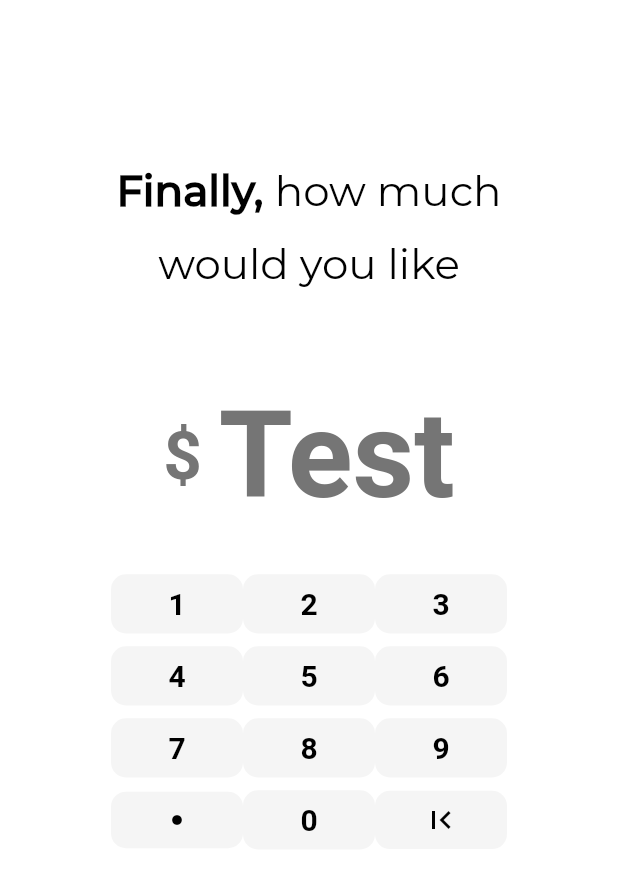
After one commit to muhnee/muhnee_app, a Flutter app: the IntroPageGoals screen opened directly, on a phone screen of 412 x 824 dp. The commit adds this screen. Shown: the top 870 px of the screen. Run offline on Flutter 3.47's test engine with Material 2 defaults, Android fonts, the phone set to English and light mode, and no system bars; our stand-ins replace awesome_dialog, bubble_bottom_bar, cloud_firestore, firebase_auth, flutter_spinkit, google_fonts and 1 more; accounts and stored records are empty; Roboto replaces fonts that are missing (SFPro).

Commit message:
Goals page updated

```diff
--- a/lib/pages/Home/ExpensePageSingleFile.dart
+++ b/lib/pages/Home/ExpensePageSingleFile.dart
@@ -98,7 +98,7 @@ class _ExpensePageSingleFileState extends State<ExpensePageSingleFile> {
                   RaisedButton(
                     shape: RoundedRectangleBorder(
                         borderRadius: BorderRadius.circular(10.0),
-                        side: BorderSide(color: Colors.grey[200])),
+                       ),
                     color: Colors.grey[100],
                     elevation: 0,
                     child: Padding(
@@ -117,7 +117,7 @@ class _ExpensePageSingleFileState extends State<ExpensePageSingleFile> {
                   RaisedButton(
                     shape: RoundedRectangleBorder(
                         borderRadius: BorderRadius.circular(10.0),
-                        side: BorderSide(color: Colors.grey[200])),
+                       ),
                     color: Colors.grey[100],
                     elevation: 0,
                     child: Padding(
--- /dev/null
+++ b/lib/pages/Intro/IntroPageGoals.dart
@@ -0,0 +1,306 @@
+import 'package:flutter/material.dart';
+import 'package:google_fonts/google_fonts.dart';
+import '../../utilities/FadeRoute.dart';
+import 'package:muhnee/utilities/ShowUp.dart';
+import 'package:muhnee/utilities/FirestoreFunctions.dart';
+import '../Home/HomePage.dart';
+import 'package:muhnee/utilities/SizeConfig.dart';
+
+var goalAmount = "Test";
+
+class IntroPageGoals extends StatefulWidget {
+  @override
+  _IntroPageGoalsState createState() => _IntroPageGoalsState();
+}
+
+class _IntroPageGoalsState extends State<IntroPageGoals> {
+  int delayAmount = 500;
+
+  @override
+  Widget build(BuildContext context) {
+    return Scaffold(
+      backgroundColor: Colors.white,
+      appBar: AppBar(
+        automaticallyImplyLeading: false,
+        elevation: 0,
+      ),
+      body: ListView(
+        children: <Widget>[
+          ShowUpText(),
+
+          AmountText(),
+
+          CustomKeyboard(),
+
+          NextButton(),
+        ],
+      ),
+    );
+  }
+
+  Widget ShowUpText() {
+    return Padding(
+      padding: EdgeInsets.only(top: 54.0, left: 22.0, right: 22.0),
+      child: Column(
+        crossAxisAlignment: CrossAxisAlignment.center,
+        children: <Widget>[
+          ShowUp(
+            child: Padding(
+              padding: EdgeInsets.only(bottom: 15.0),
+              child: Row(
+                mainAxisAlignment: MainAxisAlignment.center,
+                children: <Widget>[
+                  Text("Finally, ",
+                      style: TextStyle(
+                        fontSize: 28.0,
+                        fontWeight: FontWeight.bold,
+                        color: Colors.black,
+                      )),
+                  Text("how much",
+                      style: TextStyle(
+                        fontSize: 28.0,
+                        color: Colors.black,
+                      )),
+                ],
+              ),
+            ),
+            delay: delayAmount,
+          ),
+          ShowUpLineText("would you like", delayAmount * 2),
+          ShowUpLineText("to save every week?", delayAmount * 4),
+        ],
+      ),
+    );
+  }
+
+  Widget ShowUpLineText(lineText, delayAmountSpecific) {
+    return ShowUp(
+      child: Padding(
+        padding: EdgeInsets.only(bottom: 15.0),
+        child: Text(lineText,
+            style: TextStyle(
+              fontSize: 28.0,
+              // fontFamily: "Montserrat",
+              color: Colors.black,
+            )),
+      ),
+      delay: delayAmountSpecific,
+    );
+  }
+
+  Widget AmountText() {
+    return Container(
+        child: Center(
+          child: Wrap(
+            crossAxisAlignment: WrapCrossAlignment.center,
+            children: <Widget>[
+              Text("\$ ",
+                  style: TextStyle(
+                      fontSize: 45,
+                      fontFamily: "SFPro",
+                      fontWeight: FontWeight.bold,
+                      color: Colors.grey[600])),
+              Text(goalAmount.toString(),
+                  style: TextStyle(
+                      fontSize: 80,
+                      fontFamily: "SFPro",
+                      fontWeight: FontWeight.bold,
+                      color: Colors.grey[600])),
+            ],
+          ),
+        ),
+    );
+  }
+
+  Widget CustomKeyboard() {
+    return SizedBox(
+
+        height: SizeConfig.blockSizeVertical * 30,
+        child: Container(
+          //color: Colors.white,
+          child: Column(
+            mainAxisAlignment: MainAxisAlignment.center,
+            children: <Widget>[
+              Row(
+                mainAxisAlignment: MainAxisAlignment.center,
+                children: <Widget>[
+                  KeyboardCell("1"),
+                  KeyboardCell("2"),
+                  KeyboardCell("3"),
+                ],
+              ),
+              Row(
+                mainAxisAlignment: MainAxisAlignment.center,
+                children: <Widget>[
+                  KeyboardCell("4"),
+                  KeyboardCell("5"),
+                  KeyboardCell("6"),
+                ],
+              ),
+              Row(
+                mainAxisAlignment: MainAxisAlignment.center,
+                children: <Widget>[
+                  KeyboardCell("7"),
+                  KeyboardCell("8"),
+                  KeyboardCell("9"),
+                ],
+              ),
+              Row(
+                mainAxisAlignment: MainAxisAlignment.center,
+                children: <Widget>[
+                  RaisedButton(
+                    shape: RoundedRectangleBorder(
+                        borderRadius: BorderRadius.circular(10.0),
+                        ),
+                    color: Colors.grey[100],
+                    elevation: 0,
+                    child: Padding(
+                      padding: EdgeInsets.symmetric(
+                          vertical: SizeConfig.blockSizeVertical * 1.8),
+                      child: Icon(Icons.brightness_1,
+                          size: 8, color: Colors.black),
+                    ),
+                    onPressed: () {
+                      setState(() {
+                        goalAmount += ".";
+                      });
+                    },
+                  ),
+                  KeyboardCell("0"),
+                  RaisedButton(
+                    shape: RoundedRectangleBorder(
+                        borderRadius: BorderRadius.circular(10.0),
+                        ),
+                    color: Colors.grey[100],
+                    elevation: 0,
+                    child: Padding(
+                      padding: EdgeInsets.symmetric(
+                          vertical: SizeConfig.blockSizeVertical * 0.9),
+                      child: Icon(Icons.first_page, color: Colors.black),
+                    ),
+                    onPressed: () {
+                      print("delete char");
+
+                      if (goalAmount.length == 1) {
+                        setState(() {
+                          goalAmount = "0";
+                        });
+                      } else {
+                        setState(() {
+                          goalAmount = goalAmount.substring(0, (goalAmount.length - 1));
+                        });
+                      }
+                    },
+                  ),
+                ],
+              ),
+            ],
+          ),
+        ));
+  }
+
+  Widget KeyboardCell(cellValue) {
+    return RaisedButton(
+      shape: RoundedRectangleBorder(
+        borderRadius: BorderRadius.circular(10.0),
+        //side: BorderSide(color: Colors.grey[200])
+      ),
+      color: Colors.grey[100],
+      elevation: 0,
+      child: Padding(
+        padding:
+            EdgeInsets.symmetric(vertical: SizeConfig.blockSizeVertical * 1),
+        child: Text(
+          cellValue,
+          textAlign: TextAlign.center,
+          style: GoogleFonts.kulimPark(
+            fontSize: 20,
+            fontWeight: FontWeight.w600,
+            textStyle: TextStyle(
+              color: Colors.black,
+            ),
+          ),
+        ),
+      ),
+      onPressed: () {
+        goalAmount == "0"
+            ? setState(() {
+                goalAmount = cellValue;
+              })
+            : setState(() {
+                goalAmount += cellValue;
+              });
+      },
+    );
+  }
+}
+
+//! FUNCTIONS
+// addToIncomes(incomeType) {
+//   goalAmount.add(incomeType);
+// }
+
+// removeFromIncomes(incomeType) {
+//   goalAmount.remove(incomeType);
+// }
+
+class NextButton extends StatefulWidget {
+  @override
+  _NextButtonState createState() => _NextButtonState();
+}
+
+class _NextButtonState extends State<NextButton> {
+  @override
+  Widget build(BuildContext context) {
+    //! does this go within or ouside of the build method???
+    var delayAmount = 500;
+
+    return ShowUp(
+      child: Padding(
+          padding: EdgeInsets.only(bottom: 142.0),
+          child: Center(
+            child: SizedBox(
+              width: 150,
+              child: Container(
+                  decoration: BoxDecoration(
+                      borderRadius: BorderRadius.circular(23.0),
+                      color: Colors.white,
+                      boxShadow: [
+                        BoxShadow(
+                          color: Colors.black.withOpacity(0.25),
+                          blurRadius: 40.0,
+                        ),
+                      ]),
+                  child: Material(
+                    borderRadius: BorderRadius.circular(23.0),
+                    child: InkWell(
+                      borderRadius: BorderRadius.circular(23.0),
+                      onTap: () {
+                        // incomes.add("Other");
+                        // uploadIncomes(incomes);
+                        // setOnboardedParam();
+
+                        Navigator.pushReplacement(
+                            context, FadeRouteBuilder(page: HomePage()));
+                      },
+                      child: Padding(
+                        padding: EdgeInsets.only(top: 15.0, bottom: 15.0),
+                        child: Row(
+                          mainAxisAlignment: MainAxisAlignment.center,
+                          children: <Widget>[
+                            Text(
+                              "Next",
+                              style:
+                                  TextStyle(color: Colors.black, fontSize: 20),
+                            ),
+                          ],
+                        ),
+                      ),
+                    ),
+                  )),
+            ),
+          )),
+      delay: delayAmount * 10,
+    );
+  }
+}
--- a/lib/pages/Intro/IntroPageIncome.dart
+++ b/lib/pages/Intro/IntroPageIncome.dart
@@ -1,4 +1,5 @@
 import 'package:flutter/material.dart';
+import 'package:muhnee/pages/Intro/IntroPageGoals.dart';
 import '../../utilities/FadeRoute.dart';
 import 'package:muhnee/utilities/ShowUp.dart';
 import 'package:muhnee/utilities/FirestoreFunctions.dart';
@@ -27,11 +28,11 @@ class _IntroPageIncomeState extends State<IntroPageIncome> {
         children: <Widget>[
           ShowUpText(),
           SizedBox(
-            height: SizeConfig.blockSizeVertical * 6,
+            height: SizeConfig.blockSizeVertical * 10,
           ),
           IncCellsComponent(),
           SizedBox(
-            height: SizeConfig.blockSizeVertical * 6,
+            height: SizeConfig.blockSizeVertical * 13,
           ),
           NextButton(),
         ],
@@ -53,13 +54,13 @@ class _IntroPageIncomeState extends State<IntroPageIncome> {
                 children: <Widget>[
                   Text("Now, ",
                       style: TextStyle(
-                        fontSize: 30.0,
+                        fontSize: 28.0,
                         fontWeight: FontWeight.bold,
                         color: Colors.black,
                       )),
                   Text("what are your",
                       style: TextStyle(
-                        fontSize: 30.0,
+                        fontSize: 28.0,
                         color: Colors.black,
                       )),
                 ],
@@ -79,7 +80,7 @@ class _IntroPageIncomeState extends State<IntroPageIncome> {
         padding: EdgeInsets.only(bottom: 15.0),
         child: Text(lineText,
             style: TextStyle(
-              fontSize: 30.0,
+              fontSize: 28.0,
               // fontFamily: "Montserrat",
               color: Colors.black,
             )),
@@ -365,10 +366,9 @@ class _NextButtonState extends State<NextButton> {
                       onTap: () {
                         incomes.add("Other");
                         uploadIncomes(incomes);
-                        setOnboardedParam();
 
                         Navigator.pushReplacement(
-                            context, FadeRouteBuilder(page: HomePage()));
+                            context, FadeRouteBuilder(page: IntroPageGoals()));
                       },
                       child: Padding(
                         padding: EdgeInsets.only(top: 15.0, bottom: 15.0),
```
